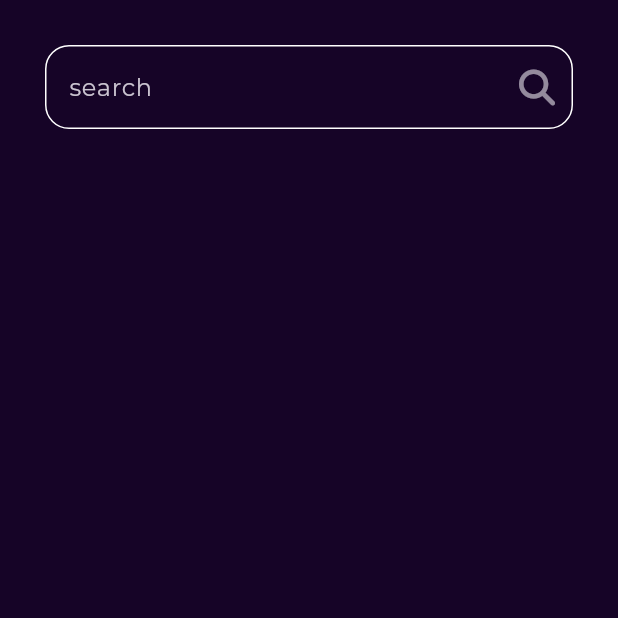
After one commit to mohamedgalalelhamrawy/bookly_app, a Flutter app: the screen it shows after launch, after a tap on an icon or button, on a phone screen of 412 x 824 dp, the top half of it. The commit adds this screen. Run offline on Flutter 3.47's test engine with Material 3 defaults, Android fonts, the phone set to English and light mode, and no system bars; our stand-ins replace font_awesome_flutter, go_router, google_fonts.

Commit message:
create custom search text field

```diff
--- a/lib/core/utils/AppRoutes.dart
+++ b/lib/core/utils/AppRoutes.dart
@@ -1,12 +1,14 @@
 
 import 'package:bookly_app/features/home/presentation/views/book_details_view.dart';
 import 'package:bookly_app/features/home/presentation/views/homeview.dart';
+import 'package:bookly_app/features/search/presentation/views/search_view.dart';
 import 'package:bookly_app/features/splach/presentation/views/splach_view.dart';
 import 'package:go_router/go_router.dart';
 
 abstract class AppRouter {
   static const khomeview = '/homeview';
    static const kbookdetailsview = '/bookdetailsview';
+   static const ksearchview = '/searchview';
   static final router = GoRouter(
   routes: [
     GoRoute(
@@ -21,6 +23,10 @@ abstract class AppRouter {
       path: kbookdetailsview,
       builder: (context, state) => bookDetailsView(),
     ),
+    GoRoute(
+      path: ksearchview,
+      builder: (context, state) => searchView(),
+    ),
   ],
 );
 }
--- a/lib/features/home/presentation/views/widgets/book_details_appbar.dart
+++ b/lib/features/home/presentation/views/widgets/book_details_appbar.dart
@@ -1,5 +1,3 @@
-
-
 
 import 'package:flutter/material.dart';
 
--- a/lib/features/home/presentation/views/widgets/custtomAppbar.dart
+++ b/lib/features/home/presentation/views/widgets/custtomAppbar.dart
@@ -1,7 +1,9 @@
 
+import 'package:bookly_app/core/utils/AppRoutes.dart';
 import 'package:bookly_app/core/utils/assets.dart';
 import 'package:flutter/material.dart';
 import 'package:font_awesome_flutter/font_awesome_flutter.dart';
+import 'package:go_router/go_router.dart';
 class customAppbar extends StatelessWidget {
   const customAppbar({super.key});
 
@@ -13,11 +15,12 @@ class customAppbar extends StatelessWidget {
         children: [
           Image.asset(assetsData.logo,height: 18,),
           const Spacer(),
-          IconButton(onPressed: (){}, icon:const Icon(Icons.search,size: 24,))
+          IconButton(onPressed: (){
+              GoRouter.of(context).push(AppRouter.ksearchview);
+
+          }, icon:const Icon(FontAwesomeIcons.magnifyingGlass,size: 24,))
         ],
       ),
     );
   }
 }
-
-//FontAwesomeIcons.magnifyingGlass
--- /dev/null
+++ b/lib/features/search/presentation/views/search_view.dart
@@ -0,0 +1,13 @@
+import 'package:bookly_app/features/search/presentation/views/widgets/search_view_body.dart';
+import 'package:flutter/material.dart';
+
+class searchView extends StatelessWidget {
+  const searchView({super.key});
+
+  @override
+  Widget build(BuildContext context) {
+    return const Scaffold(
+      body: SafeArea(child: searchViewBody()),
+    );
+  }
+}
--- /dev/null
+++ b/lib/features/search/presentation/views/widgets/custom_search_textfield.dart
@@ -0,0 +1,31 @@
+
+import 'package:flutter/material.dart';
+import 'package:font_awesome_flutter/font_awesome_flutter.dart';
+
+class customSearchTextField extends StatelessWidget {
+  const customSearchTextField({super.key});
+
+  @override
+  Widget build(BuildContext context) {
+    return Padding(
+      padding: const EdgeInsets.symmetric(horizontal: 30),
+      child: TextField(
+        decoration: InputDecoration(
+          hintText: "search",
+          suffixIcon: const Opacity(
+            opacity: 0.7,
+            child: Icon(FontAwesomeIcons.magnifyingGlass)),
+          enabledBorder: searchBorder(),
+          focusedBorder: searchBorder(),
+        ),
+      ),
+    );
+  }
+
+  OutlineInputBorder searchBorder() {
+    return OutlineInputBorder(
+          borderRadius: BorderRadius.circular(16),
+          borderSide:const  BorderSide(color: Colors.white)
+        );
+  }
+}
--- /dev/null
+++ b/lib/features/search/presentation/views/widgets/search_view_body.dart
@@ -0,0 +1,17 @@
+
+
+import 'package:bookly_app/features/search/presentation/views/widgets/custom_search_textfield.dart';
+import 'package:flutter/material.dart';
+class searchViewBody extends StatelessWidget {
+  const searchViewBody({super.key});
+
+  @override
+  Widget build(BuildContext context) {
+    return const Column(
+      children: [
+        SizedBox(height: 30,),
+        customSearchTextField(),
+      ],
+    );
+  }
+}
```
